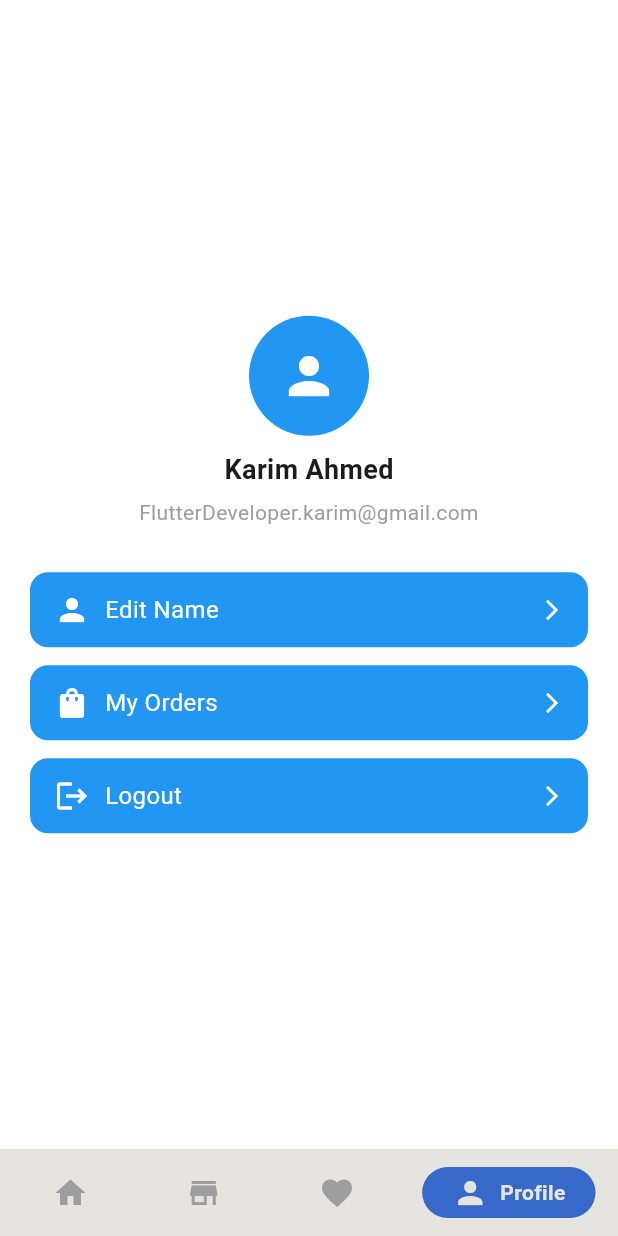
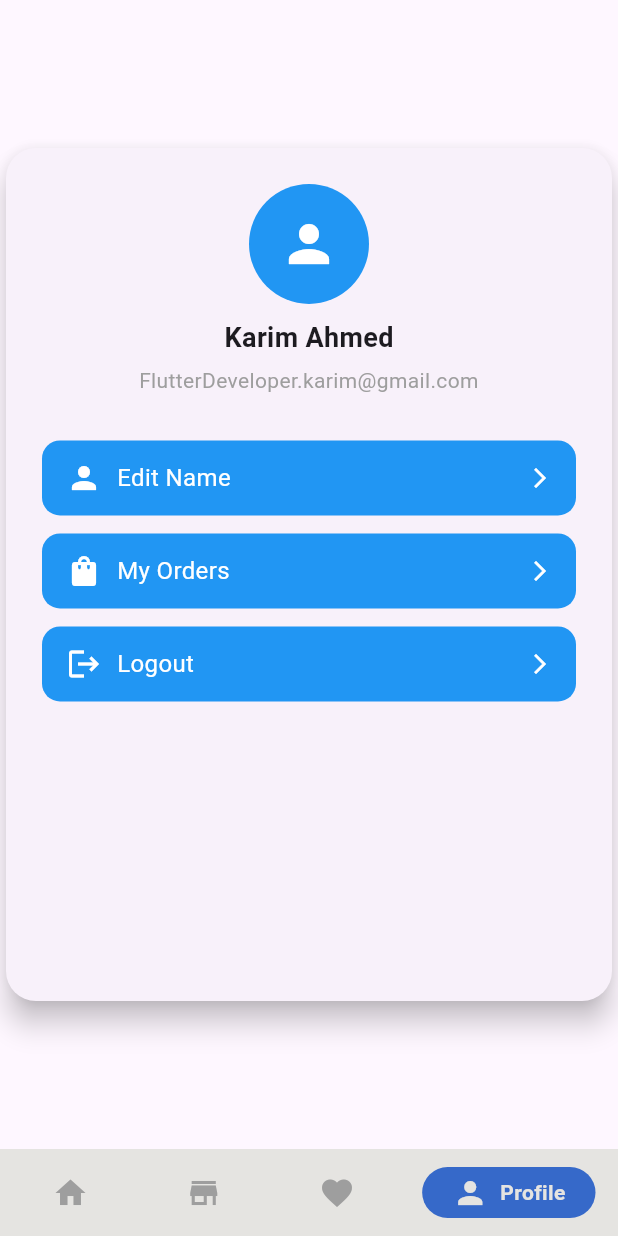
Before and after one commit to diab206/YallaNebi3, a Flutter app: the screen it shows after launch, item 4 of the bottom bar chosen, on a phone screen of 412 x 824 dp. Run offline on Flutter 3.47's test engine with Material 3 defaults, Android fonts, the phone set to English and light mode, and no system bars; drawn by our look-alikes of google_nav_bar; our stand-ins replace bloc, cached_network_image, flutter_bloc; network calls fail.

Commit message:
finish the profile view ui

```diff
--- a/lib/views/profile/ui/profile_views.dart
+++ b/lib/views/profile/ui/profile_views.dart
@@ -6,15 +6,21 @@ class PerfoileView extends StatelessWidget {
 
   @override
   Widget build(BuildContext context) {
-    return  Scaffold(
-      backgroundColor: Colors.white,
-      body: SafeArea(
-        child: Center(
+    return  Center(
+      child: SizedBox(
+        height: MediaQuery.of(context).size.height * 0.7,
+        child: Card(
+
+                    elevation: 8,
+                    shape: RoundedRectangleBorder(
+                      borderRadius: BorderRadius.circular(20),
+                    ),
          child: Padding(
-            padding: const EdgeInsets.symmetric(horizontal: 20.0, vertical: 40),
+                      padding: const EdgeInsets.all(24),
             child: Column(
                         mainAxisSize: MainAxisSize.min,
                         children: [
+
                       const CircleAvatar(
                         radius: 40,
                         backgroundColor: Colors.blue,
@@ -57,9 +63,9 @@ class PerfoileView extends StatelessWidget {
                       ),
                     ],
                   ),
-          ),
-        ),
+           )   ),
       ),
     );
+
   }
 }
```
Lines whose indentation alone changed are shown as unchanged.
